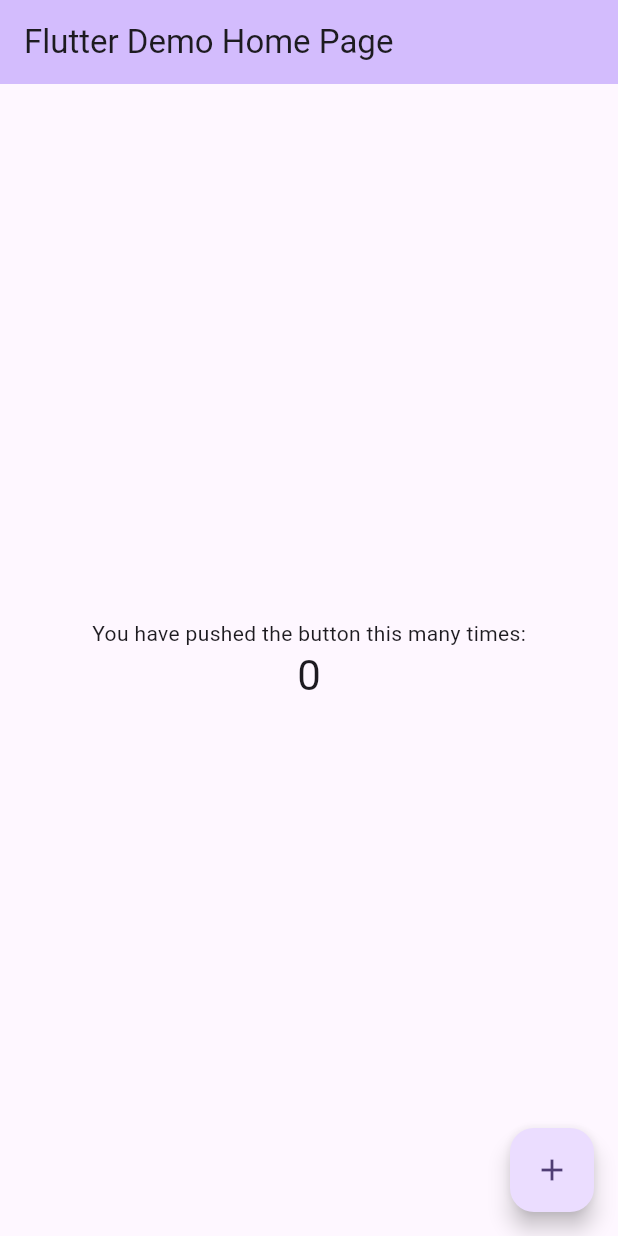
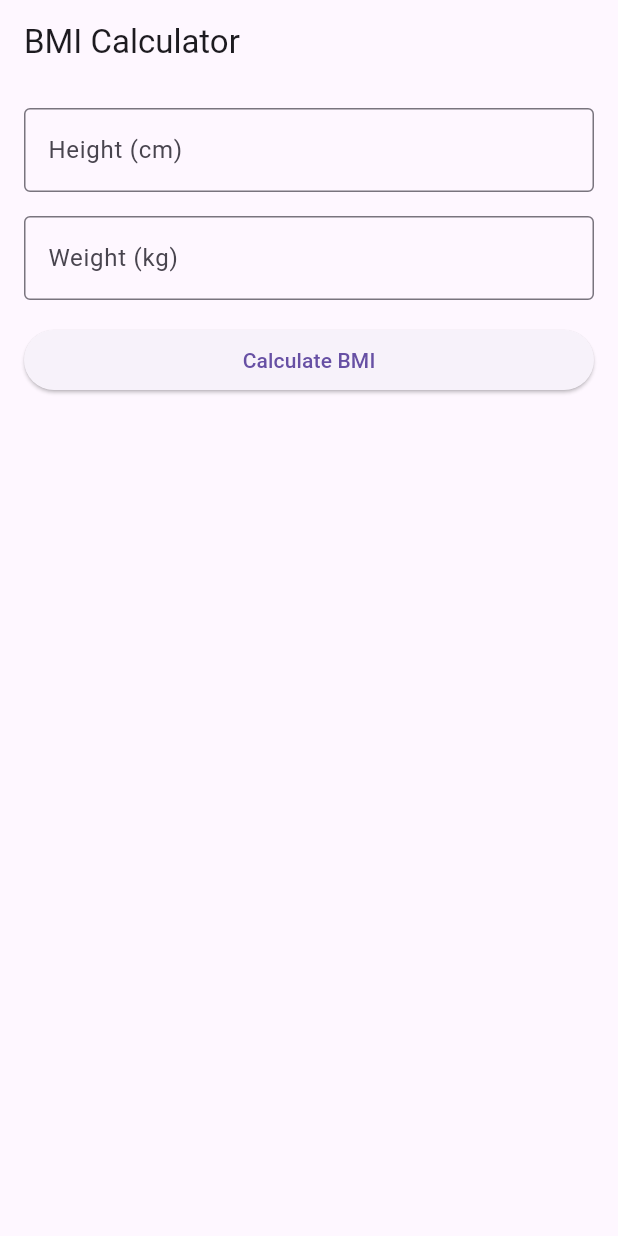
Before and after one commit to Kair1NG/FitMetricsApp, a Flutter app: the screen it shows after launch, on a phone screen of 412 x 824 dp. Run offline on Flutter 3.47's test engine with Material 3 defaults, Android fonts, the phone set to English and light mode, and no system bars.

Commit message:
Organize BMI calculator: move logic to models, result UI to widgets, simplify screen

```diff
--- a/fit_metrics/lib/main.dart
+++ b/fit_metrics/lib/main.dart
@@ -1,4 +1,5 @@
 import 'package:flutter/material.dart';
+import 'screens/bmi_calculator_screen.dart';
 
 void main() {
   runApp(const MyApp());
@@ -7,116 +8,13 @@ void main() {
 class MyApp extends StatelessWidget {
   const MyApp({super.key});
 
-  // This widget is the root of your application.
   @override
   Widget build(BuildContext context) {
     return MaterialApp(
-      title: 'Flutter Demo',
-      theme: ThemeData(
-        // This is the theme of your application.
-        //
-        // TRY THIS: Try running your application with "flutter run". You'll see
-        // the application has a purple toolbar. Then, without quitting the app,
-        // try changing the seedColor in the colorScheme below to Colors.green
-        // and then invoke "hot reload" (save your changes or press the "hot
-        // reload" button in a Flutter-supported IDE, or press "r" if you used
-        // the command line to start the app).
-        //
-        // Notice that the counter didn't reset back to zero; the application
-        // state is not lost during the reload. To reset the state, use hot
-        // restart instead.
-        //
-        // This works for code too, not just values: Most code changes can be
-        // tested with just a hot reload.
-        colorScheme: ColorScheme.fromSeed(seedColor: Colors.deepPurple),
-      ),
-      home: const MyHomePage(title: 'Flutter Demo Home Page'),
+      debugShowCheckedModeBanner: false,
+      title: 'BMI Calculator',
+      theme: ThemeData(primarySwatch: Colors.blue),
+      home: const BMICalculatorScreen(),
     );
   }
 }
-
-class MyHomePage extends StatefulWidget {
-  const MyHomePage({super.key, required this.title});
-
-  // This widget is the home page of your application. It is stateful, meaning
-  // that it has a State object (defined below) that contains fields that affect
-  // how it looks.
-
-  // This class is the configuration for the state. It holds the values (in this
-  // case the title) provided by the parent (in this case the App widget) and
-  // used by the build method of the State. Fields in a Widget subclass are
-  // always marked "final".
-
-  final String title;
-
-  @override
-  State<MyHomePage> createState() => _MyHomePageState();
-}
-
-class _MyHomePageState extends State<MyHomePage> {
-  int _counter = 0;
-
-  void _incrementCounter() {
-    setState(() {
-      // This call to setState tells the Flutter framework that something has
-      // changed in this State, which causes it to rerun the build method below
-      // so that the display can reflect the updated values. If we changed
-      // _counter without calling setState(), then the build method would not be
-      // called again, and so nothing would appear to happen.
-      _counter++;
-    });
-  }
-
-  @override
-  Widget build(BuildContext context) {
-    // This method is rerun every time setState is called, for instance as done
-    // by the _incrementCounter method above.
-    //
-    // The Flutter framework has been optimized to make rerunning build methods
-    // fast, so that you can just rebuild anything that needs updating rather
-    // than having to individually change instances of widgets.
-    return Scaffold(
-      appBar: AppBar(
-        // TRY THIS: Try changing the color here to a specific color (to
-        // Colors.amber, perhaps?) and trigger a hot reload to see the AppBar
-        // change color while the other colors stay the same.
-        backgroundColor: Theme.of(context).colorScheme.inversePrimary,
-        // Here we take the value from the MyHomePage object that was created by
-        // the App.build method, and use it to set our appbar title.
-        title: Text(widget.title),
-      ),
-      body: Center(
-        // Center is a layout widget. It takes a single child and positions it
-        // in the middle of the parent.
-        child: Column(
-          // Column is also a layout widget. It takes a list of children and
-          // arranges them vertically. By default, it sizes itself to fit its
-          // children horizontally, and tries to be as tall as its parent.
-          //
-          // Column has various properties to control how it sizes itself and
-          // how it positions its children. Here we use mainAxisAlignment to
-          // center the children vertically; the main axis here is the vertical
-          // axis because Columns are vertical (the cross axis would be
-          // horizontal).
-          //
-          // TRY THIS: Invoke "debug painting" (choose the "Toggle Debug Paint"
-          // action in the IDE, or press "p" in the console), to see the
-          // wireframe for each widget.
-          mainAxisAlignment: MainAxisAlignment.center,
-          children: <Widget>[
-            const Text('You have pushed the button this many times:'),
-            Text(
-              '$_counter',
-              style: Theme.of(context).textTheme.headlineMedium,
-            ),
-          ],
-        ),
-      ),
-      floatingActionButton: FloatingActionButton(
-        onPressed: _incrementCounter,
-        tooltip: 'Increment',
-        child: const Icon(Icons.add),
-      ), // This trailing comma makes auto-formatting nicer for build methods.
-    );
-  }
-}
--- /dev/null
+++ b/fit_metrics/lib/models/bmi_calculator.dart
@@ -0,0 +1,23 @@
+class BMICalculator {
+  final double bmi;
+  final String category;
+
+  BMICalculator._(this.bmi, this.category);
+
+  static BMICalculator calculate(double heightCm, double weightKg) {
+    final bmi = weightKg / ((heightCm / 100) * (heightCm / 100));
+    String category;
+
+    if (bmi < 18.5) {
+      category = "Underweight";
+    } else if (bmi < 24.9) {
+      category = "Normal weight";
+    } else if (bmi < 29.9) {
+      category = "Overweight";
+    } else {
+      category = "Obese";
+    }
+
+    return BMICalculator._(bmi, category);
+  }
+}
--- /dev/null
+++ b/fit_metrics/lib/screens/bmi_calculator_screen.dart
@@ -0,0 +1,71 @@
+import 'package:flutter/material.dart';
+import '../models/bmi_calculator.dart';
+import '../widgets/bmi_result_box.dart';
+
+class BMICalculatorScreen extends StatefulWidget {
+  const BMICalculatorScreen({super.key});
+
+  @override
+  _BMICalculatorScreenState createState() => _BMICalculatorScreenState();
+}
+
+class _BMICalculatorScreenState extends State<BMICalculatorScreen> {
+  final _heightController = TextEditingController();
+  final _weightController = TextEditingController();
+
+  double? _bmiResult;
+  String _bmiCategory = "";
+
+  void _calculateBMI() {
+    final height = double.tryParse(_heightController.text) ?? 0;
+    final weight = double.tryParse(_weightController.text) ?? 0;
+
+    if (height > 0 && weight > 0) {
+      final bmiData = BMICalculator.calculate(height, weight);
+      setState(() {
+        _bmiResult = bmiData.bmi;
+        _bmiCategory = bmiData.category;
+      });
+    }
+  }
+
+  @override
+  Widget build(BuildContext context) {
+    return Scaffold(
+      appBar: AppBar(title: const Text('BMI Calculator')),
+      body: Padding(
+        padding: const EdgeInsets.all(16.0),
+        child: SingleChildScrollView(
+          child: Column(
+            crossAxisAlignment: CrossAxisAlignment.stretch,
+            children: [
+              TextField(
+                controller: _heightController,
+                keyboardType: TextInputType.number,
+                decoration: const InputDecoration(
+                  labelText: 'Height (cm)',
+                  border: OutlineInputBorder(),
+                ),
+              ),
+              const SizedBox(height: 16),
+              TextField(
+                controller: _weightController,
+                keyboardType: TextInputType.number,
+                decoration: const InputDecoration(
+                  labelText: 'Weight (kg)',
+                  border: OutlineInputBorder(),
+                ),
+              ),
+              const SizedBox(height: 16),
+              ElevatedButton(
+                onPressed: _calculateBMI,
+                child: const Text('Calculate BMI'),
+              ),
+              BMICalculatorResultBox(bmi: _bmiResult, category: _bmiCategory),
+            ],
+          ),
+        ),
+      ),
+    );
+  }
+}
--- /dev/null
+++ b/fit_metrics/lib/widgets/bmi_result_box.dart
@@ -0,0 +1,48 @@
+import 'package:flutter/material.dart';
+
+class BMICalculatorResultBox extends StatelessWidget {
+  final double? bmi;
+  final String category;
+
+  const BMICalculatorResultBox({super.key, this.bmi, this.category = ""});
+
+  @override
+  Widget build(BuildContext context) {
+    if (bmi == null) return const SizedBox();
+
+    return Column(
+      mainAxisAlignment: MainAxisAlignment.center,
+      crossAxisAlignment: CrossAxisAlignment.center,
+      children: [
+        const SizedBox(height: 20),
+        const Center(child: Text("==============================")),
+        const Center(child: Text(" Your BMI Result ")),
+        const Center(child: Text("==============================")),
+        const SizedBox(height: 10),
+        Text(
+          bmi!.toStringAsFixed(1),
+          textAlign: TextAlign.center,
+          style: const TextStyle(fontSize: 36, fontWeight: FontWeight.bold),
+        ),
+        Text(
+          category,
+          textAlign: TextAlign.center,
+          style: const TextStyle(fontSize: 24, fontWeight: FontWeight.w500),
+        ),
+        const Center(child: Text("==============================")),
+        const SizedBox(height: 20),
+        const Text(
+          "BMI Classification Chart:",
+          textAlign: TextAlign.center,
+          style: TextStyle(fontWeight: FontWeight.bold),
+        ),
+        const Center(child: Text("------------------------------")),
+        const Center(child: Text("🔵 Underweight : < 18.5")),
+        const Center(child: Text("🟢 Normal weight : 18.5 – 24.9")),
+        const Center(child: Text("🟠 Overweight : 25 – 29.9")),
+        const Center(child: Text("🔴 Obese : ≥ 30")),
+        const Center(child: Text("------------------------------")),
+      ],
+    );
+  }
+}
```
